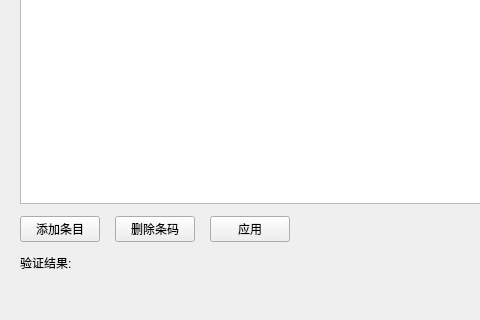
Above: ui/edit_policy.ui from woyuxundao/label-check before the change; both pictures show x 0 to 480 and y 298 to 618 of the 822 by 618 pixel window. Below: the same form after it.
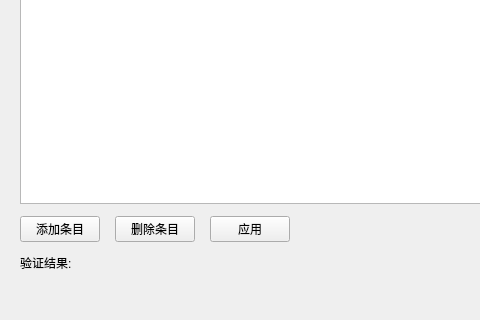
That is the form after the change.

Patch:
```diff
--- a/ui/edit_policy.ui
+++ b/ui/edit_policy.ui
@@ -110,7 +110,7 @@
         <item>
          <widget class="QPushButton" name="pushButton_2">
           <property name="text">
-           <string>删除条码</string>
+           <string>删除条目</string>
           </property>
          </widget>
         </item>
```
